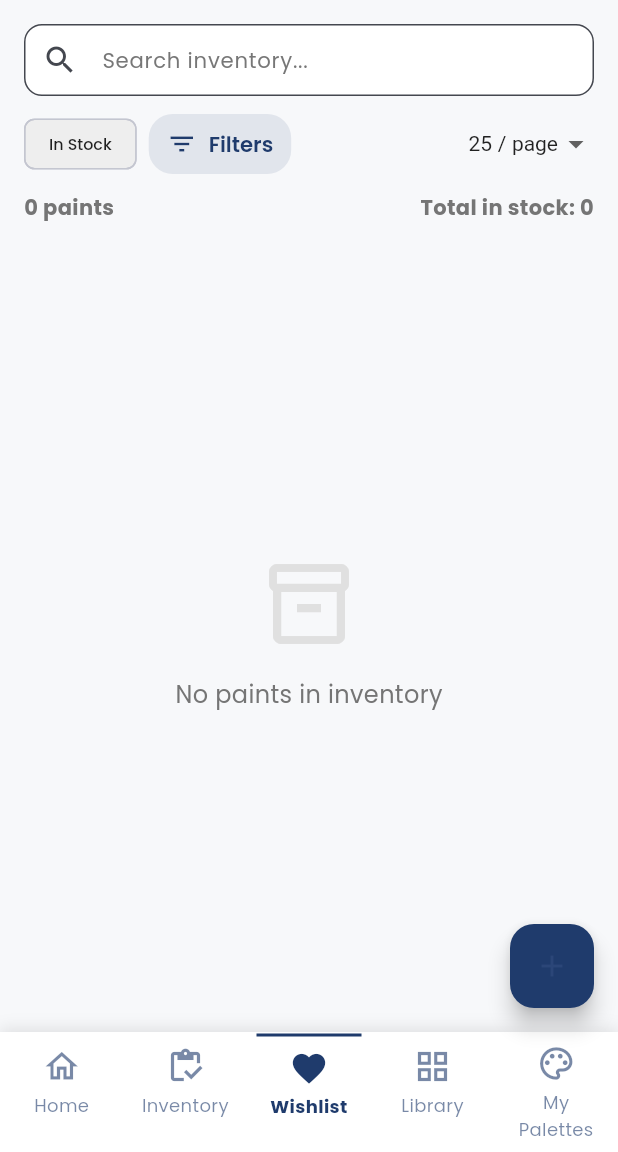
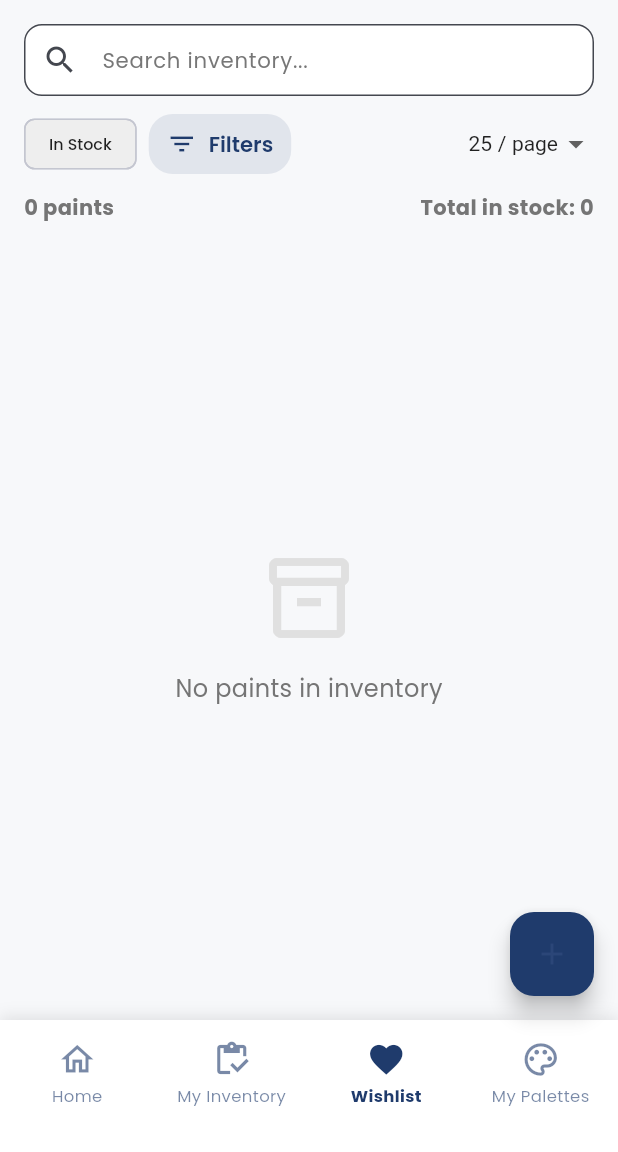
Before and after one commit to angelosv/miniature_paint_finder, a Flutter app: the AppScaffold screen opened directly with empty values, item 2 of the bottom bar chosen, on a phone screen of 412 x 824 dp, the part 84-1236 px from its top. Run offline on Flutter 3.47's test engine with Material 3 defaults, Android fonts, the phone set to English and light mode, and no system bars; our stand-ins replace firebase_auth, firebase_core, flutter_screenutil, google_fonts, google_sign_in, image_picker and 3 more; missing offline and left inert: mobile_scanner; accounts and stored records are empty; network calls fail.

Commit message:
Optimize menu navigation: Increase bottom margin in nav bar to fix hidden options

```diff
--- a/lib/widgets/custom_bottom_nav.dart
+++ b/lib/widgets/custom_bottom_nav.dart
@@ -16,6 +16,14 @@ class CustomBottomNav extends StatelessWidget {
   @override
   Widget build(BuildContext context) {
     final isDarkMode = Theme.of(context).brightness == Brightness.dark;
+    final double screenWidth = MediaQuery.of(context).size.width;
+    final double itemWidth =
+        screenWidth / 4; // Dividir el ancho entre 4 elementos
+
+    // Obtener el padding inferior para evitar que se oculte por la barra de navegación
+    final EdgeInsets viewPadding = MediaQuery.of(context).viewPadding;
+    final double bottomPadding =
+        viewPadding.bottom > 0 ? viewPadding.bottom : 16.0;
 
     return Container(
       decoration: BoxDecoration(
@@ -28,8 +36,10 @@ class CustomBottomNav extends StatelessWidget {
           ),
         ],
       ),
-      height: 80,
-      padding: const EdgeInsets.only(bottom: 12),
+      height: 72 + bottomPadding, // Altura total incluyendo margen inferior
+      padding: EdgeInsets.only(
+        bottom: bottomPadding,
+      ), // Aplicar padding inferior
       child: Row(
         mainAxisAlignment: MainAxisAlignment.spaceAround,
         children: [
@@ -40,14 +50,16 @@ class CustomBottomNav extends StatelessWidget {
             label: 'Home',
             index: 0,
             isDarkMode: isDarkMode,
+            width: itemWidth,
           ),
           _buildNavItem(
             context: context,
             icon: Icons.inventory_outlined,
             activeIcon: Icons.inventory,
-            label: 'Inventory',
+            label: 'My Inventory',
             index: 1,
             isDarkMode: isDarkMode,
+            width: itemWidth,
           ),
           _buildNavItem(
             context: context,
@@ -56,22 +68,16 @@ class CustomBottomNav extends StatelessWidget {
             label: 'Wishlist',
             index: 2,
             isDarkMode: isDarkMode,
-          ),
-          _buildNavItem(
-            context: context,
-            icon: Icons.grid_view_outlined,
-            activeIcon: Icons.grid_view,
-            label: 'Library',
-            index: 3,
-            isDarkMode: isDarkMode,
+            width: itemWidth,
           ),
           _buildNavItem(
             context: context,
             icon: Icons.palette_outlined,
             activeIcon: Icons.palette,
             label: 'My Palettes',
-            index: 4,
+            index: 3, // Cambiado de 4 a 3 ya que eliminamos Library
             isDarkMode: isDarkMode,
+            width: itemWidth,
           ),
         ],
       ),
@@ -85,6 +91,7 @@ class CustomBottomNav extends StatelessWidget {
     required String label,
     required int index,
     required bool isDarkMode,
+    required double width,
   }) {
     final isSelected = currentIndex == index;
 
@@ -93,8 +100,7 @@ class CustomBottomNav extends StatelessWidget {
         isDarkMode
             ? Colors
                 .white // Blanco en modo oscuro
-            : AppTheme
-                .marineBlue; // Azul marino en modo claro (igual que el side menu)
+            : AppTheme.marineBlue; // Azul marino en modo claro
 
     final Color inactiveColor =
         isDarkMode
@@ -107,7 +113,6 @@ class CustomBottomNav extends StatelessWidget {
 
     return InkWell(
       onTap: () {
-        // Safely handle tap with a small delay to prevent framework errors
         Future.microtask(() {
           if (context.mounted) {
             onItemSelected(index);
@@ -116,38 +121,29 @@ class CustomBottomNav extends StatelessWidget {
       },
       splashColor: Colors.transparent,
       highlightColor: Colors.transparent,
-      child: AnimatedContainer(
-        duration: const Duration(milliseconds: 200),
-        curve: Curves.easeInOut,
-        width: 70,
-        padding: const EdgeInsets.symmetric(vertical: 8),
-        decoration: BoxDecoration(
-          border: Border(
-            top: BorderSide(
-              color: isSelected ? activeColor : Colors.transparent,
-              width: isSelected ? 2 : 0,
-            ),
-          ),
-        ),
+      child: SizedBox(
+        width: width,
         child: Column(
+          mainAxisAlignment: MainAxisAlignment.center,
           mainAxisSize: MainAxisSize.min,
           children: [
             Icon(
               isSelected ? activeIcon : icon,
               color: isSelected ? activeColor : inactiveColor,
-              size: 26,
+              size: 26, // Aumentado ligeramente para mejor visibilidad
             ),
-            const SizedBox(height: 4),
+            const SizedBox(height: 3),
             Text(
               label,
               style: TextStyle(
                 color: isSelected ? activeColor : inactiveColor,
-                fontSize: 12,
+                fontSize: 11, // Aumentado ligeramente para mejor legibilidad
                 fontWeight:
                     isSelected || isDarkMode
                         ? FontWeight.bold
                         : FontWeight.normal,
               ),
+              overflow: TextOverflow.ellipsis,
               textAlign: TextAlign.center,
             ),
           ],
```
